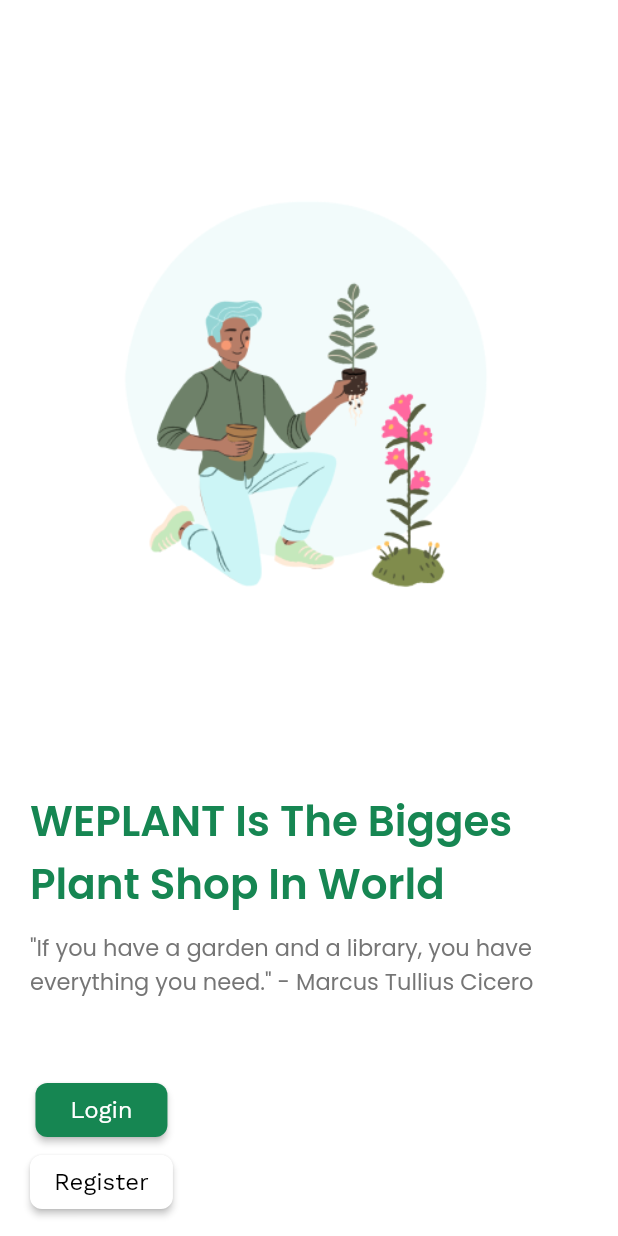
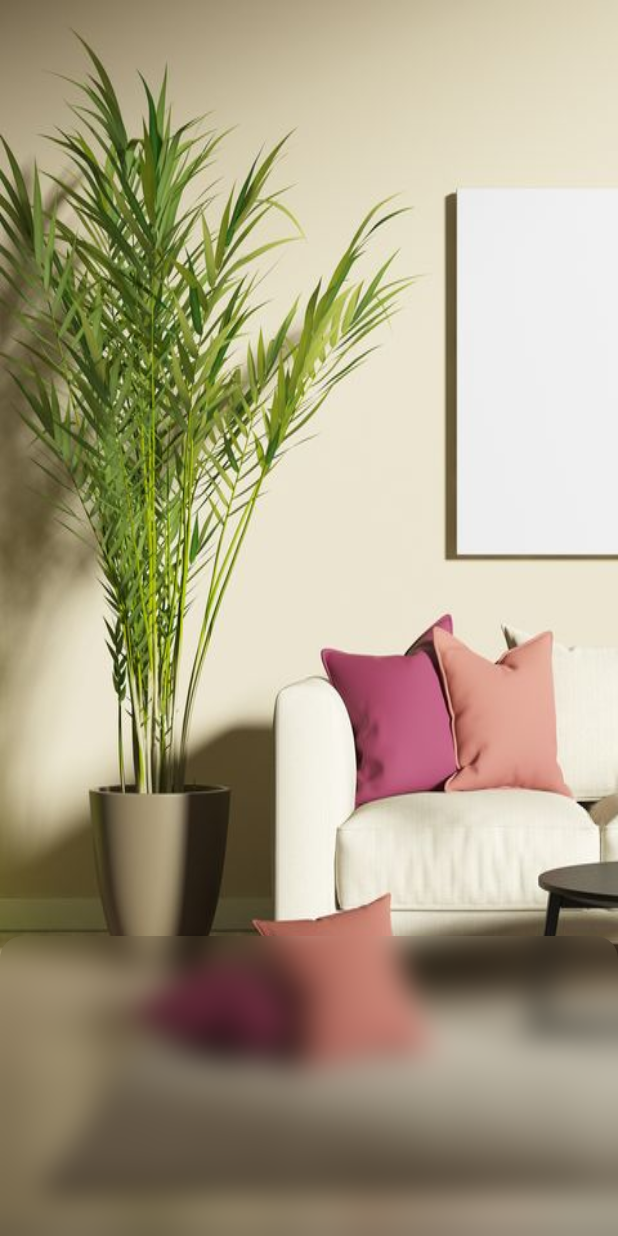
Before and after one commit to yanuarnval/WePlant, a Flutter app: the OnBoardingFinal screen opened directly, on a phone screen of 412 x 824 dp. Run offline on Flutter 3.47's test engine with Material 2 defaults, Android fonts, the phone set to English and light mode, and no system bars; our stand-ins replace animate_do, carousel_slider, flutter_bloc, flutter_svg, font_awesome_flutter, google_fonts.

Commit message:
style onboardingv2

```diff
--- a/lib/screens/onboarding/onboarding_final.dart
+++ b/lib/screens/onboarding/onboarding_final.dart
@@ -1,8 +1,12 @@
+import 'dart:ui';
+
 import 'package:animate_do/animate_do.dart';
 import 'package:flutter/material.dart';
+import 'package:google_fonts/google_fonts.dart';
 import 'package:mobile_flutter/screens/home/home_page.dart';
 import 'package:mobile_flutter/screens/main_screen.dart';
 import 'package:mobile_flutter/shared/color_weplant.dart';
+import 'package:mobile_flutter/theme/weplant_theme.dart';
 
 class OnBoardingFinal extends StatefulWidget {
   const OnBoardingFinal({Key? key}) : super(key: key);
@@ -15,101 +19,30 @@
   @override
   Widget build(BuildContext context) {
     return Scaffold(
-      body: SafeArea(
-        child: Container(
-          color: Colors.white,
-          child: Column(
-            mainAxisAlignment: MainAxisAlignment.spaceBetween,
-            children: [
-              const Spacer(
-                flex: 1,
-              ),
-              FadeInUp(
-                duration: const Duration(milliseconds: 1500),
-                child: Image.asset(
-                  "assets/onboarding/onboardingfinal.png",
-                  width: MediaQuery.of(context).size.width * 0.7,
+      body: Stack(
+        children: [
+          Image.asset(
+            'assets/images/gambar.jpg',
+            width: MediaQuery.of(context).size.width,
+            height: MediaQuery.of(context).size.height,
+            fit: BoxFit.fill,
+          ),
+          Positioned(
+              bottom: 0,
+              left: 0,
+              right: 0,
+              child: ClipRRect(
+                borderRadius: const BorderRadius.only(
+                    topLeft: Radius.circular(15),
+                    topRight: Radius.circular(15)),
+                child: BackdropFilter(
+                  filter: ImageFilter.blur(sigmaX: 10, sigmaY: 10),
+                  child: Container(
+                    height: 200,
+                  ),
                 ),
-              ),
-              const Spacer(
-                flex: 1,
-              ),
-              Padding(
-                padding: const EdgeInsets.symmetric(horizontal: 20),
-                child: Column(
-                  crossAxisAlignment: CrossAxisAlignment.start,
-                  children: [
-                    FadeInUp(
-                      duration: const Duration(milliseconds: 1000),
-                      delay: const Duration(milliseconds: 1000),
-                      child: const Text(
-                        "WEPLANT Is The Bigges Plant Shop In World",
-                        style: TextStyle(
-                          fontSize: 28,
-                          color: ColorsWeplant.colorPrimary,
-                          fontWeight: FontWeight.w600,
-                        ),
-                      ),
-                    ),
-                    const SizedBox(
-                      height: 10,
-                    ),
-                    FadeInUp(
-                      duration: const Duration(milliseconds: 1000),
-                      delay: const Duration(milliseconds: 1200),
-                      child: Text(
-                        '"If you have a garden and a library, you have everything you need." - Marcus Tullius Cicero',
-                        style: TextStyle(fontSize: 15, color: Colors.grey[600]),
-                      ),
-                    ),
-                    const SizedBox(
-                      height: 50,
-                    ),
-                    FadeInUp(
-                      duration: const Duration(milliseconds: 1000),
-                      delay: const Duration(milliseconds: 1000),
-                      child: Padding(
-                        padding: const EdgeInsets.only(bottom: 12),
-                        child: Column(
-                          mainAxisAlignment: MainAxisAlignment.spaceBetween,
-                          children: [
-                            MaterialButton(
-                                color: ColorsWeplant.colorPrimary,
-                                child: const Text(
-                                  "Login",
-                                  style: TextStyle(
-                                      fontSize: 16, color: Colors.white),
-                                ),
-                                shape: RoundedRectangleBorder(
-                                    borderRadius: BorderRadius.circular(8)),
-                                onPressed: () {
-                                  Navigator.pushReplacement(
-                                      context,
-                                      MaterialPageRoute(
-                                          builder: (context) =>
-                                              const MainScreen()));
-                                }),
-                            MaterialButton(
-                                color: Colors.white,
-                                elevation: 2,
-                                child: const Text(
-                                  "Register",
-                                  style: TextStyle(
-                                      fontSize: 16, color: Colors.black),
-                                ),
-                                shape: RoundedRectangleBorder(
-                                    borderRadius: BorderRadius.circular(8)),
-                                onPressed: () {}),
-                          ],
-                        ),
-                      ),
-                    )
-                  ],
-                ),
-              ),
-            ],
-          ),
-        ),
+              ))
+        ],
       ),
     );
   }
--- a/pubspec.yaml
+++ b/pubspec.yaml
@@ -35,6 +35,7 @@
   flutter_svg: ^1.0.0
   carousel_slider: ^4.0.0
   font_awesome_flutter: ^9.2.0
+  flutter_bloc: ^8.0.0
 
 dev_dependencies:
   # The "flutter_lints" package below contains a set of recommended lints to
@@ -59,7 +60,7 @@
   assets:
     - assets/
     - assets/mostwanted/
-    - assets/onboarding/
+    - assets/images/
     - assets/icons/
   # An image asset can refer to one or more resolution-specific "variants", see
   # https://flutter.dev/assets-and-images/#resolution-aware.
```
Also changed, not shown: lib/bloc/onboarding_bloc.dart (added, +7 -0 lines), lib/screens/onboarding/components/onboarding_content.dart (deleted, +0 -35 lines), lib/screens/onboarding/onboarding_page.dart (+63 -19 lines), assets/images/gambar.jpg (renamed from assets/gambar.jpg), assets/images/onboarding1.jpg (added), assets/images/onboarding2.jpg (added), assets/images/sale1.png (renamed from assets/sale1.png), assets/logo.png (deleted), assets/onboarding/onboarding1.png (deleted), assets/onboarding/onboarding2.png (deleted), assets/onboarding/onboarding3.png (deleted), assets/onboarding/onboardingfinal.png (deleted), pubspec.lock.
